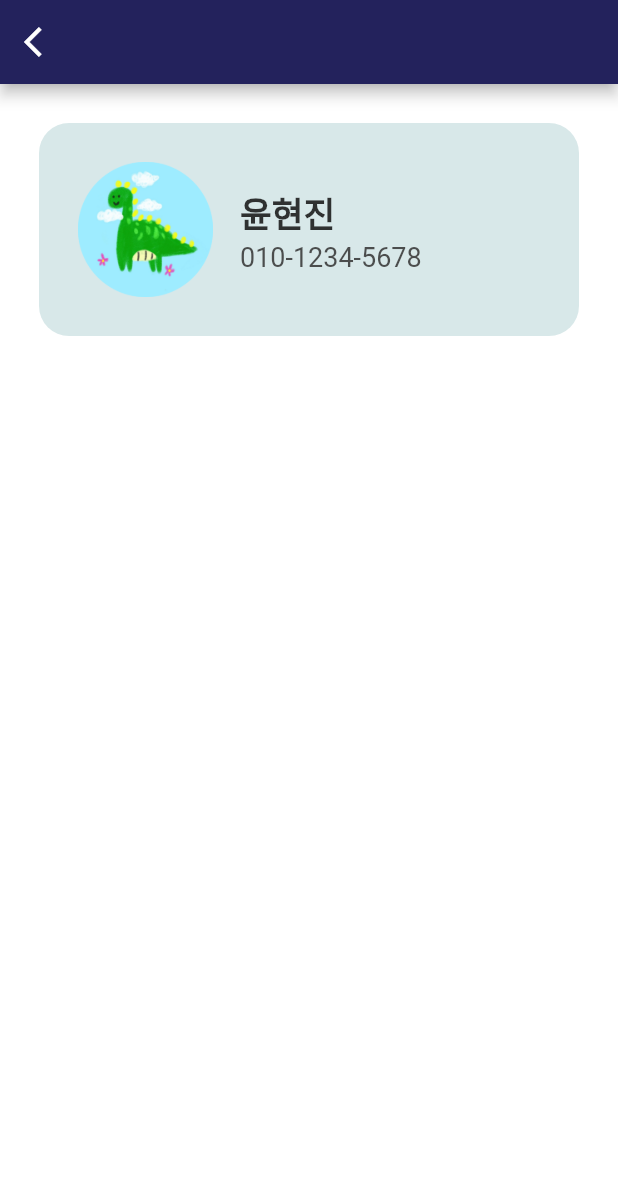
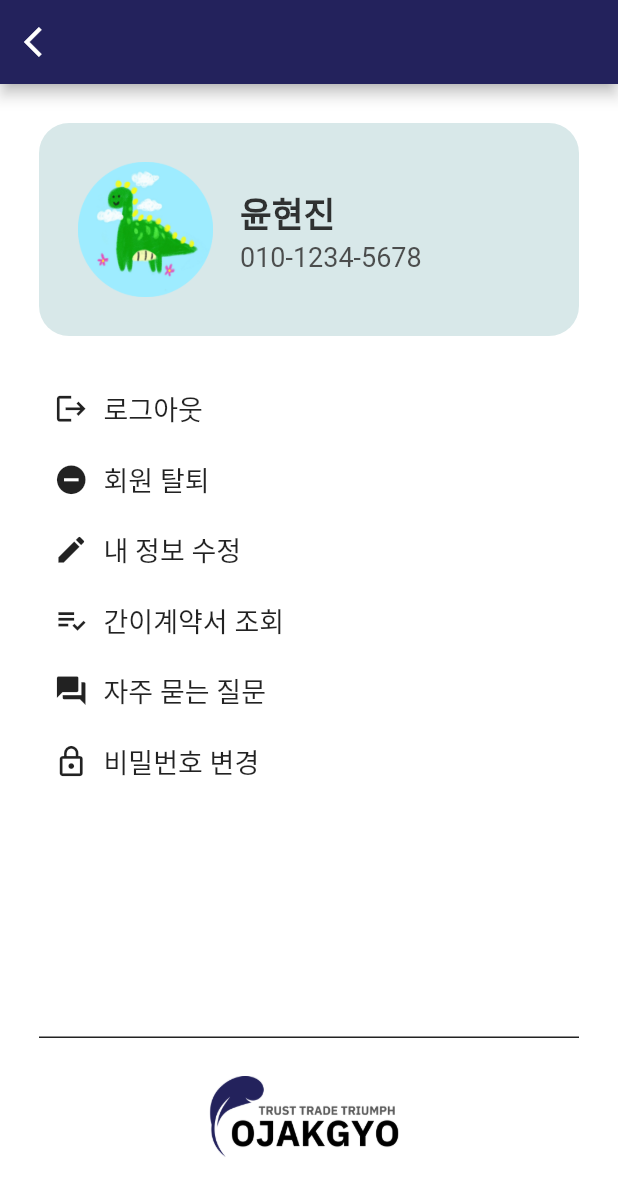
Before and after one commit to yoonhyunjin02/Ojakgyo_Frontend, a Flutter app: the MyPage screen opened directly, on a phone screen of 412 x 824 dp. Shown: the top 1196 px of the screen. Run offline on Flutter 3.47's test engine with Material 2 defaults, Android fonts, the phone set to English and light mode, and no system bars.

Commit message:
style : 마이페이지 UI 구성 완료
마이페이지의 프로필 창 밑 각종 버튼이 될 Container Widget을 배치
(각 순서대로 로그아웃, 회원 탈퇴, 내 정보 수정, 간이계약서 조회, 자주
묻는 질문, 비밀번호 변경)
그 아래에는 오작교 로고를 배치하여 전체적인 마이페이지 UI 구성을 완료

issues : #18

```diff
--- a/lib/src/pages/my_page.dart
+++ b/lib/src/pages/my_page.dart
@@ -1,5 +1,6 @@
 import 'package:flutter/material.dart';
 import 'package:ojakgyo/widgets/back_navbar.dart';
+import 'package:ojakgyo/widgets/my_page_btn.dart';
 
 class MyPage extends StatefulWidget {
   const MyPage({super.key});
@@ -66,6 +67,32 @@ class _AppState extends State<MyPage> {
             const SizedBox(
               height: 25,
             ),
+            for (var btnType in [
+              '로그아웃',
+              '회원 탈퇴',
+              '내 정보 수정',
+              '간이계약서 조회',
+              '자주 묻는 질문',
+              '비밀번호 변경'
+            ])
+              MyPageBtn(
+                btnType: btnType,
+              ),
+            const SizedBox(
+              height: 160,
+            ),
+            Container(
+              height: 1.0,
+              color: Colors.black87,
+            ),
+            const SizedBox(
+              height: 24,
+            ),
+            Image.asset(
+              'assets/images/logo.png',
+              height: 70,
+              width: 150,
+            ),
           ],
         ),
       ),
--- /dev/null
+++ b/lib/widgets/my_page_btn.dart
@@ -0,0 +1,44 @@
+import 'package:flutter/material.dart';
+
+class MyPageBtn extends StatelessWidget {
+  MyPageBtn({Key? key, required this.btnType}) : super(key: key);
+
+  final String btnType;
+  final Map<String, IconData> icons = {
+    '로그아웃': Icons.logout,
+    '회원 탈퇴': Icons.remove_circle,
+    '내 정보 수정': Icons.edit,
+    '간이계약서 조회': Icons.playlist_add_check,
+    '자주 묻는 질문': Icons.question_answer,
+    '비밀번호 변경': Icons.lock_outline,
+  };
+
+  @override
+  Widget build(BuildContext context) {
+    return Column(
+      children: [
+        Padding(
+          padding: const EdgeInsets.all(10),
+          child: Row(
+            children: [
+              Icon(
+                icons[btnType],
+                size: 23,
+              ),
+              const SizedBox(
+                width: 10,
+              ),
+              Text(
+                btnType,
+                style: const TextStyle(
+                  fontSize: 18,
+                  fontWeight: FontWeight.w500,
+                ),
+              ),
+            ],
+          ),
+        ),
+      ],
+    );
+  }
+}
```
